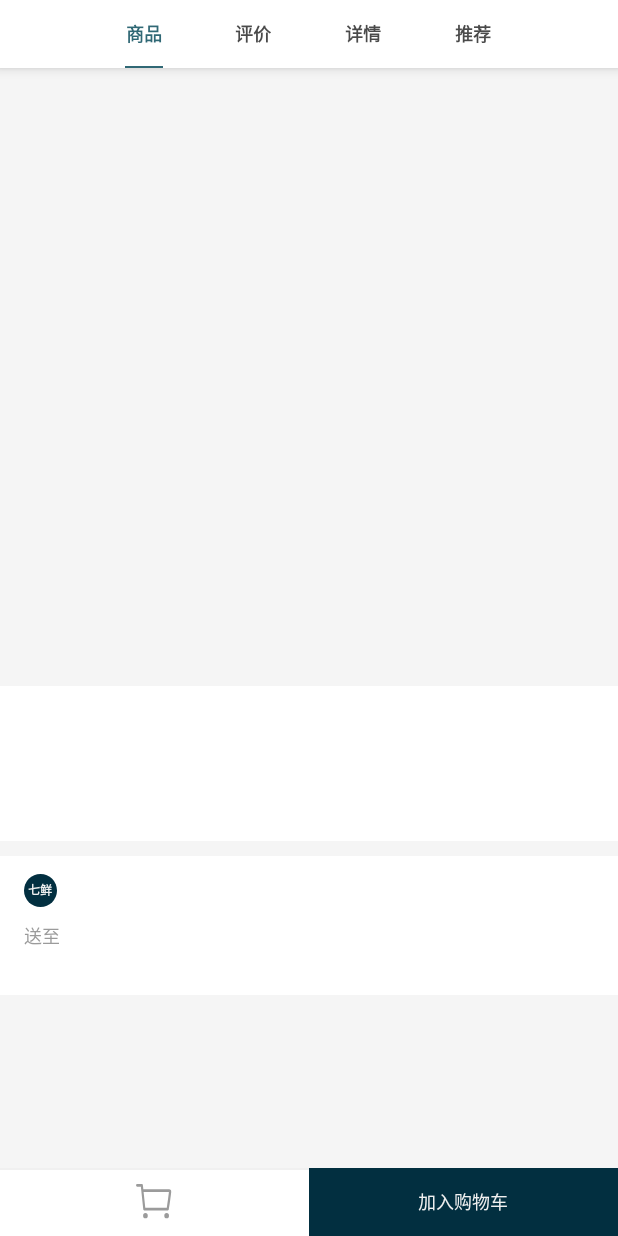
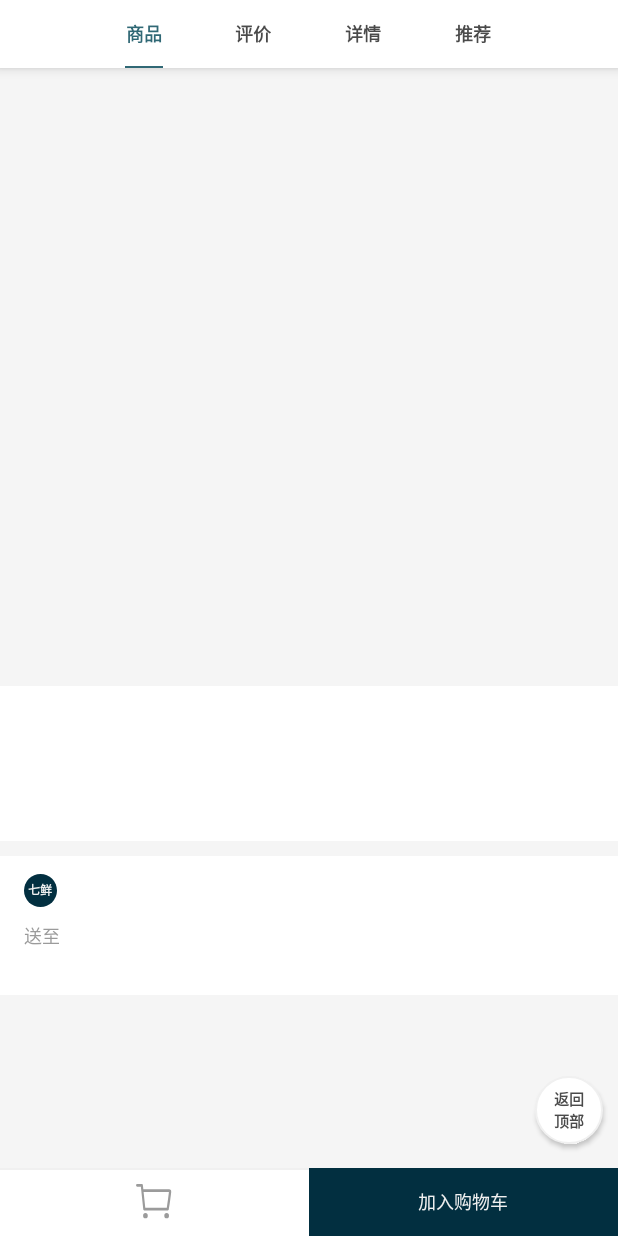
Before and after one commit to zhangzhihai1984/7FreshDemo, an Android app: the fragment MainProductFragment placed in its activity, on a phone screen of 412 x 824 dp. Run offline under Robolectric (Android 15) with nearby library versions, the phone set to English and light mode, and no system bars; our stand-ins replace Picasso, RxJava; libraries missing offline, so code that uses them is left out: autodispose2.androidx.lifecycle, com.jakewharton.rxbinding4; pictures from the network do not load; 12 statements that could not run were skipped.

Commit message:
main (scroll to top)

```diff
--- a/app/src/main/java/com/usher/demo/main/fragment/MainProductFragment.kt
+++ b/app/src/main/java/com/usher/demo/main/fragment/MainProductFragment.kt
@@ -4,6 +4,8 @@ import android.annotation.SuppressLint
 import android.view.ViewGroup
 import android.webkit.WebView
 import com.google.gson.Gson
+import com.jakewharton.rxbinding4.view.clicks
+import com.jakewharton.rxbinding4.view.scrollChangeEvents
 import com.usher.demo.R
 import com.usher.demo.api.ApiFactory
 import com.usher.demo.base.BaseNavigationFragment
@@ -20,6 +22,17 @@ class MainProductFragment : BaseNavigationFragment(R.layout.fragment_main_produc
 
     @SuppressLint("SetJavaScriptEnabled")
     override fun init() {
+        //TODO: when to show "return to top"
+        scrollview.scrollChangeEvents()
+                .map { it.scrollY }
+                .to(RxUtil.autoDispose(this))
+                .subscribe {  }
+
+        top_textview.clicks()
+                .compose(RxUtil.singleClick())
+                .to(RxUtil.autoDispose(this))
+                .subscribe { scrollview.scrollTo(0, 0) }
+
         ApiFactory.instance.getDetail()
                 .to(RxUtil.autoDispose(this))
                 .subscribe { result ->
--- /dev/null
+++ b/app/src/main/res/drawable/common_gray_circle_stroke_background.xml
@@ -0,0 +1,8 @@
+<?xml version="1.0" encoding="utf-8"?>
+<shape xmlns:android="http://schemas.android.com/apk/res/android"
+    android:shape="oval">
+    <solid android:color="@android:color/white" />
+    <stroke
+        android:width="1dp"
+        android:color="@color/text_F0" />
+</shape>
--- a/app/src/main/res/layout/fragment_main_product.xml
+++ b/app/src/main/res/layout/fragment_main_product.xml
@@ -1,14 +1,17 @@
 <?xml version="1.0" encoding="utf-8"?>
 <RelativeLayout xmlns:android="http://schemas.android.com/apk/res/android"
+    xmlns:tools="http://schemas.android.com/tools"
     android:layout_width="match_parent"
     android:layout_height="match_parent"
     android:background="@color/page_background">
 
     <ScrollView
+        android:id="@+id/scrollview"
         android:layout_width="match_parent"
         android:layout_height="match_parent"
         android:fillViewport="true"
-        android:overScrollMode="never">
+        android:overScrollMode="never"
+        android:scrollbars="none">
 
         <LinearLayout
             android:id="@+id/content_layout"
@@ -29,4 +32,21 @@
 
     </ScrollView>
 
+    <TextView
+        android:id="@+id/top_textview"
+        android:layout_width="45dp"
+        android:layout_height="45dp"
+        android:layout_alignParentEnd="true"
+        android:layout_alignParentBottom="true"
+        android:layout_marginEnd="10dp"
+        android:layout_marginBottom="16dp"
+        android:background="@drawable/common_gray_circle_stroke_background"
+        android:elevation="2dp"
+        android:gravity="center"
+        android:text="@string/main_top"
+        android:textColor="@color/text_4A"
+        android:textSize="10sp"
+        android:textStyle="bold"
+        tools:ignore="SmallSp" />
+
 </RelativeLayout>
--- a/app/src/main/res/layout/main_delivery_layout.xml
+++ b/app/src/main/res/layout/main_delivery_layout.xml
@@ -4,6 +4,7 @@
     android:layout_width="match_parent"
     android:layout_height="wrap_content"
     android:layout_marginTop="10dp"
+    android:layout_marginBottom="10dp"
     android:background="@android:color/white"
     android:orientation="vertical"
     android:paddingStart="16dp"
--- a/app/src/main/res/values/strings.xml
+++ b/app/src/main/res/values/strings.xml
@@ -19,6 +19,7 @@
 
     <!-- Main -->
     <string name="main_add">加入购物车</string>
+    <string name="main_top">返回\n顶部</string>
 
     <string name="main_banner_indicator">%1$d/%2$d</string>
     <string name="main_price">¥%1$s</string>
```
